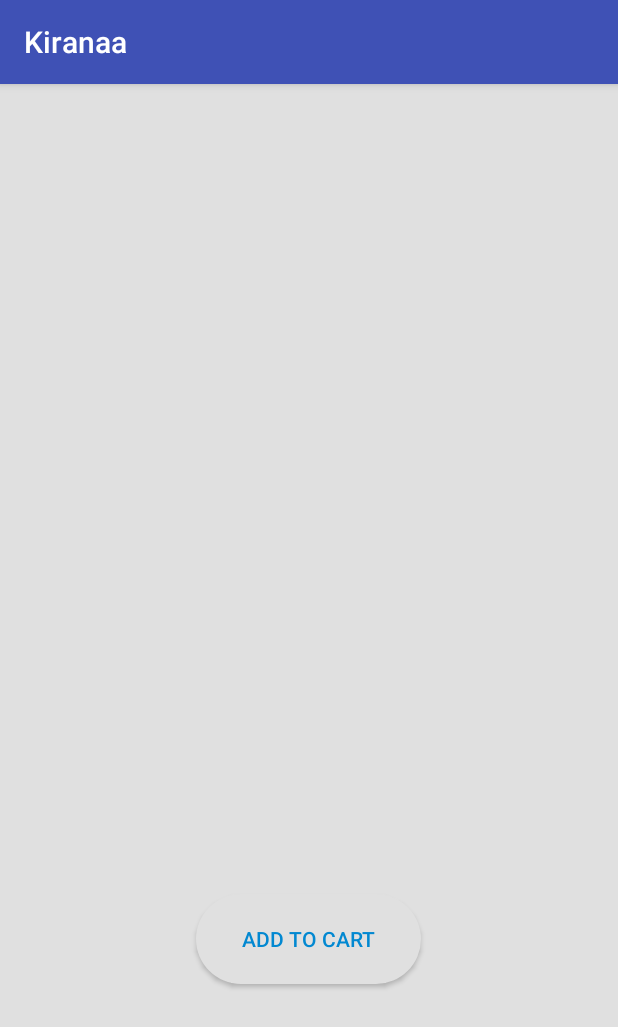
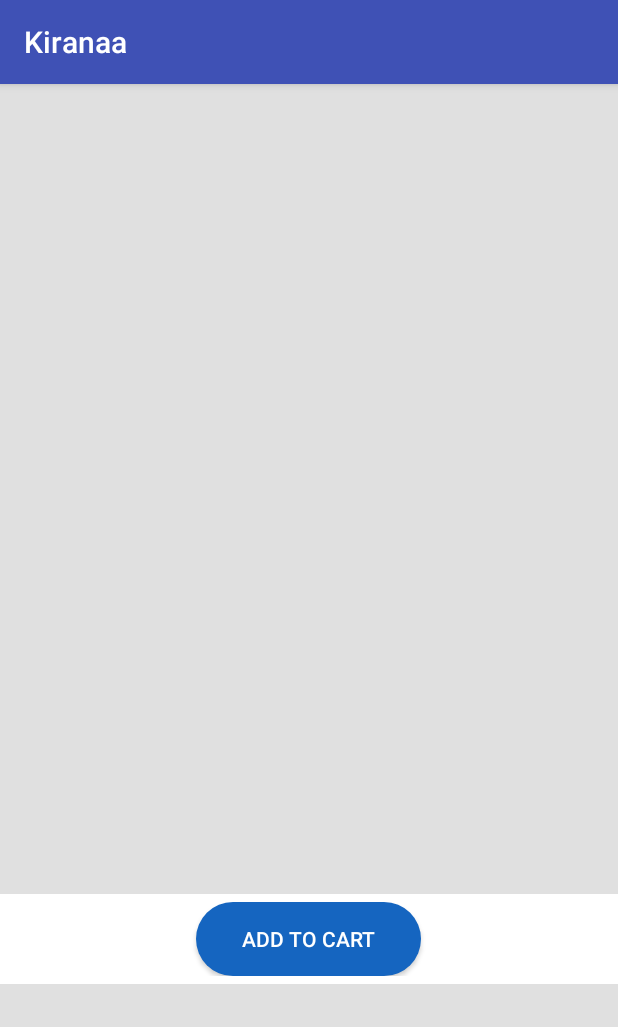
Before and after one commit to CS575DatabaseProject/Kiranaa, an Android app: the fragment Products shown on its own in the app's theme, after a tap on "ADD TO CART", on a phone screen of 412 x 824 dp. Shown: the top 1027 px of the screen. Run offline under Robolectric (Android 15) with nearby library versions, the phone set to English and light mode, and no system bars; our stand-ins replace Firebase (no records; nobody signed in at launch, a user with empty details on screens opened directly); libraries missing offline, so code that uses them is left out: com.firebase.ui; 1 statement that could not run was skipped.

Commit message:
order history for user name database

```diff
--- a/app/src/main/java/com/example/batman/kiranaa/Cart.java
+++ b/app/src/main/java/com/example/batman/kiranaa/Cart.java
@@ -64,7 +64,7 @@ public class Cart extends Fragment {
                 tempPrice = var.cartPrice.get(key[i]) * var.carthash.get(key[i]);
                 var.totalPrice = tempPrice + var.totalPrice;
             }
-            totalPrice.setText("Total Price :"+ var.totalPrice);
+            totalPrice.setText("Total Price: $"+ var.totalPrice);
             tempPrice = 0;
             var.totalPrice = 0;
 
--- a/app/src/main/java/com/example/batman/kiranaa/CartCardListAdapter.java
+++ b/app/src/main/java/com/example/batman/kiranaa/CartCardListAdapter.java
@@ -62,7 +62,7 @@ public class CartCardListAdapter extends BaseAdapter {
         cartHolder.delete = (Button) categoryView.findViewById(R.id.cart_product_delete);
 
         cartHolder.cartProductName.setText(cartProducts[i]);
-        cartHolder.cartProductPrice.setText("Price: " + price);
+        cartHolder.cartProductPrice.setText("Price: $" + price);
 
 
 
--- a/app/src/main/java/com/example/batman/kiranaa/OrderHistory.java
+++ b/app/src/main/java/com/example/batman/kiranaa/OrderHistory.java
@@ -50,7 +50,7 @@ ArrayList<OrderReader> orderList=new ArrayList<OrderReader>();
 
         orderListView  = (ListView) orderHistoryInflate.findViewById(R.id.order_list_view);
         databaseReference = FirebaseDatabase.getInstance()
-                .getReferenceFromUrl("https://kiranaa-575.firebaseio.com/UserInfo/vatsal/user_order");
+                .getReferenceFromUrl("https://kiranaa-575.firebaseio.com/UserInfo/database/user_order");
         databaseReference.addChildEventListener(new ChildEventListener() {
             @Override
             public void onChildAdded(DataSnapshot dataSnapshot, String s) {
--- a/app/src/main/java/com/example/batman/kiranaa/Products.java
+++ b/app/src/main/java/com/example/batman/kiranaa/Products.java
@@ -139,9 +139,15 @@ public class Products extends Fragment {
         cartButton.setOnClickListener(new View.OnClickListener() {
             @Override
             public void onClick(View view) {
-                Toast.makeText(context.getActivity(), "Added to cart", Toast.LENGTH_SHORT).show();
 
-                var.variable = true;
+                if(!var.carthash.isEmpty()){
+                    Toast.makeText(context.getActivity(), "Added to cart", Toast.LENGTH_SHORT).show();
+                    var.variable = true;
+                }
+                else {
+                    Toast.makeText(context.getActivity(), "Nothing to add", Toast.LENGTH_SHORT).show();
+                }
+
 
 
 
--- a/app/src/main/res/drawable/curve_button.xml
+++ b/app/src/main/res/drawable/curve_button.xml
@@ -1,6 +1,6 @@
 <?xml version="1.0" encoding="utf-8"?>
     <shape xmlns:android="http://schemas.android.com/apk/res/android"
         android:shape="rectangle">
-        <solid android:color="@color/colorGrey" />
+        <solid android:color="@color/button" />
         <corners android:radius="30dp" />
     </shape>
--- a/app/src/main/res/layout/cart_card_list.xml
+++ b/app/src/main/res/layout/cart_card_list.xml
@@ -48,7 +48,7 @@
                 android:layout_alignParentEnd="true"
                 android:background="@drawable/curve_button"
                 android:text="Delete"
-                android:textColor="@color/colorBlue"/>
+                android:textColor="@color/white"/>
 
 
 
--- a/app/src/main/res/layout/fragment_checkout.xml
+++ b/app/src/main/res/layout/fragment_checkout.xml
@@ -140,7 +140,7 @@ tools:context="com.example.batman.kiranaa.Checkout"
                 android:layout_marginBottom="89dp"
                 android:text="Pay"
                 android:background="@drawable/curve_button"
-                android:textColor="@color/colorBlue"
+                android:textColor="@color/white"
                 />
 
 
--- a/app/src/main/res/layout/fragment_products.xml
+++ b/app/src/main/res/layout/fragment_products.xml
@@ -4,7 +4,7 @@
     android:layout_height="match_parent"
     tools:context="com.example.batman.kiranaa.Products"
     android:background="@color/colorGrey">
-
+    <!--android:layout_height="540dp"-->
     <RelativeLayout
         android:layout_width="match_parent"
         android:layout_height="match_parent"
@@ -16,17 +16,26 @@
             android:id="@+id/productsList"
             android:divider="@null"
             android:paddingBottom="10dp"/>
+    <RelativeLayout
+        android:layout_width="match_parent"
+        android:layout_height="60dp"
+        android:layout_below="@+id/productsList"
+        android:background="@color/white"
+        android:padding="5dp">
 
         <Button
+            android:id="@+id/buttonAddToCart"
             android:layout_width="150dp"
             android:layout_height="60dp"
-            android:layout_below="@+id/productsList"
-            android:id="@+id/buttonAddToCart"
-            android:text="Add To Cart"
             android:layout_centerInParent="true"
             android:background="@drawable/curve_button"
-            android:textColor="@color/colorBlue"
-            />
+            android:elevation="5dp"
+            android:text="Add To Cart"
+
+            android:textColor="@color/white" />
+
+    </RelativeLayout>
+
 
 
     </RelativeLayout>
--- a/app/src/main/res/values/colors.xml
+++ b/app/src/main/res/values/colors.xml
@@ -6,4 +6,7 @@
     <color name="colorGrey">#E0E0E0</color>
     <color name="colorBlue">#0288D1</color>
     <color name="colorLightGrey">#FAFAFA</color>
+    <color name="cart">#1E88E5</color>
+    <color name="button">#1565C0</color>
+    <color name="black">#212121</color>
 </resources>
```
Also changed, not shown: app/src/main/res/layout/fragment_cart.xml (+20 -8 lines).
